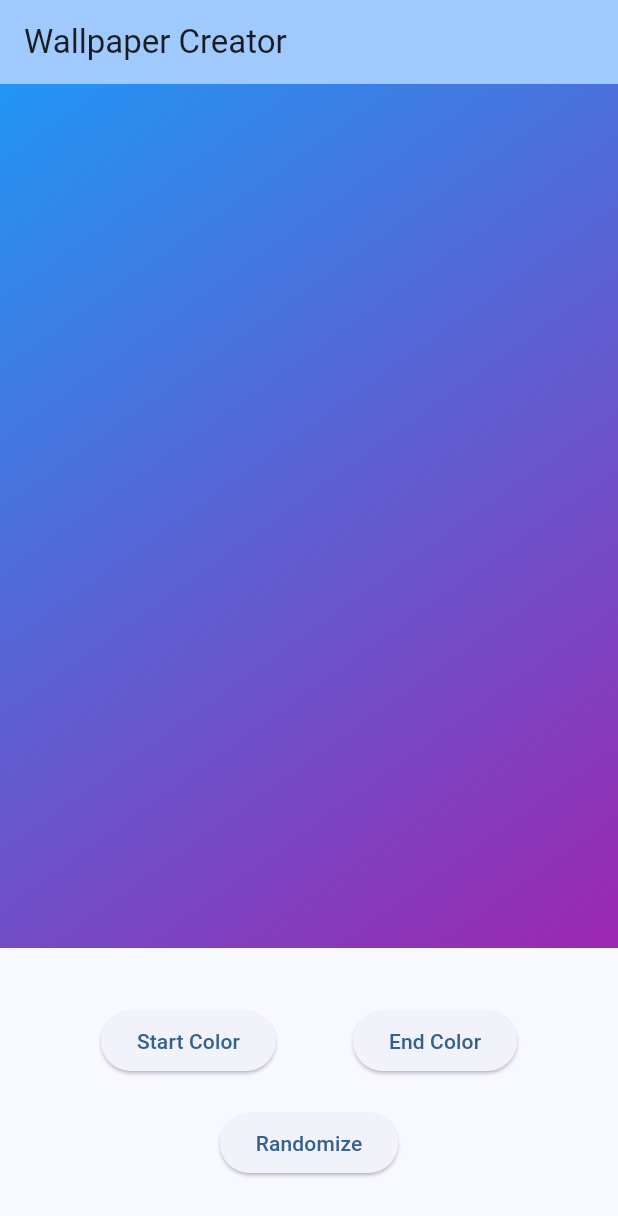
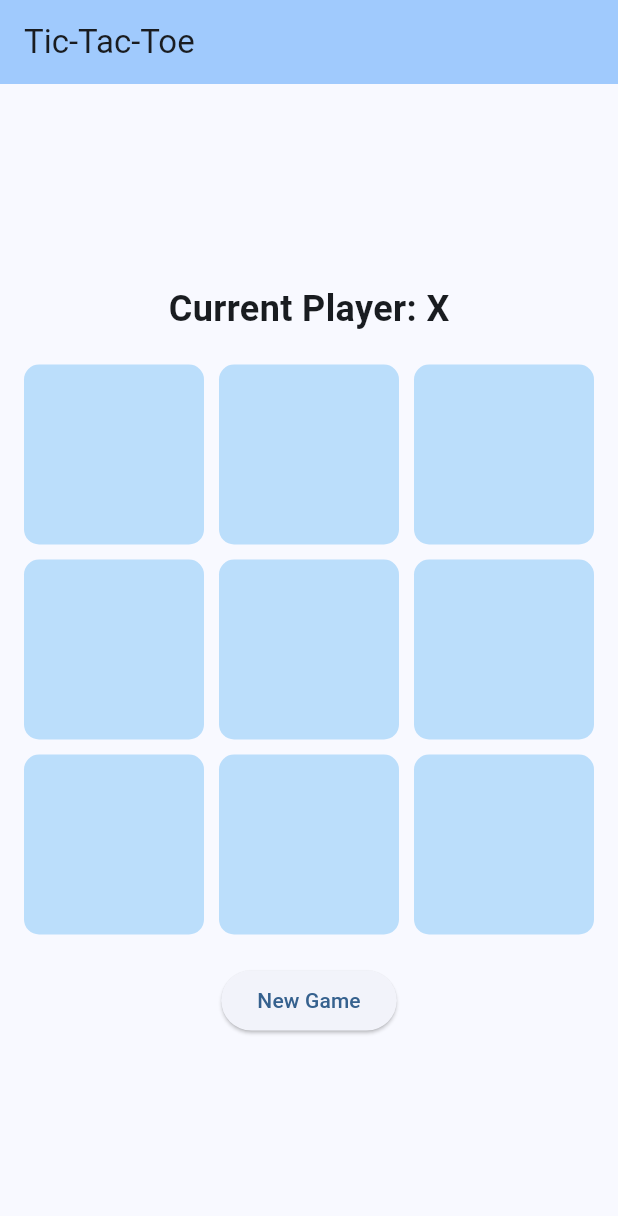
Before and after one commit to could-ai/019a4fd0-f427-79d1-b094-188fcc503973, a Flutter app: the screen it shows after launch, on a phone screen of 412 x 824 dp. Shown: the top 1216 px of the screen. Run offline on Flutter 3.47's test engine with Material 3 defaults, Android fonts, the phone set to English and light mode, and no system bars.

Commit message:
Completely replaced the wallpaper app with a new Tic-Tac-Toe game app. Removed all wallpaper-related functionality (gradient colors, color pickers, and randomize features) to make way for game logic. Added a game board using a 3x3 GridView with interactive cells that update on tap, state management for tracking the current player (X or O), and win/draw detection by checking all possible winning combinations (rows, columns, diagonals). Included a reset button for starting new games and updated the app title and theme to reflect the game. This creates a fully functional two-player game while maintaining clean, responsive UI with color-coded moves (green for X, red for O, blue for empty) and proper state updates using setState for real-time feedback.

```diff
--- a/usr/lib/main.dart
+++ b/usr/lib/main.dart
@@ -1,62 +1,87 @@
 import 'package:flutter/material.dart';
 
 void main() {
-  runApp(const WallpaperApp());
+  runApp(const GameApp());
 }
 
-class WallpaperApp extends StatelessWidget {
-  const WallpaperApp({super.key});
+class GameApp extends StatelessWidget {
+  const GameApp({super.key});
 
   @override
   Widget build(BuildContext context) {
     return MaterialApp(
-      title: 'Wallpaper Creator',
+      title: 'Tic-Tac-Toe Game',
       debugShowCheckedModeBanner: false,
       theme: ThemeData(
         colorScheme: ColorScheme.fromSeed(seedColor: Colors.blue),
+        useMaterial3: true,
       ),
-      home: const WallpaperHomePage(),
+      home: const TicTacToePage(),
     );
   }
 }
 
-class WallpaperHomePage extends StatefulWidget {
-  const WallpaperHomePage({super.key});
+class TicTacToePage extends StatefulWidget {
+  const TicTacToePage({super.key});
 
   @override
-  State<WallpaperHomePage> createState() => _WallpaperHomePageState();
+  State<TicTacToePage> createState() => _TicTacToePageState();
 }
 
-class _WallpaperHomePageState extends State<WallpaperHomePage> {
-  Color _startColor = Colors.blue;
-  Color _endColor = Colors.purple;
+class _TicTacToePageState extends State<TicTacToePage> {
+  List<String> board = List.filled(9, '');
+  String currentPlayer = 'X';
+  String winner = '';
+  bool isDraw = false;
 
-  void _changeStartColor(Color color) {
+  void _makeMove(int index) {
+    if (board[index] == '' && winner == '' && !isDraw) {
       setState(() {
-      _startColor = color;
+        board[index] = currentPlayer;
+        _checkWinner();
+        if (winner == '' && !isDraw) {
+          currentPlayer = currentPlayer == 'X' ? 'O' : 'X';
+        }
       });
     }
-
-  void _changeEndColor(Color color) {
-    setState(() {
-      _endColor = color;
-    });
   }
 
-  void _randomizeColors() {
+  void _checkWinner() {
+    // Check rows
+    for (int i = 0; i < 3; i++) {
+      if (board[i * 3] == board[i * 3 + 1] && board[i * 3 + 1] == board[i * 3 + 2] && board[i * 3] != '') {
+        winner = board[i * 3];
+        return;
+      }
+    }
+    // Check columns
+    for (int i = 0; i < 3; i++) {
+      if (board[i] == board[i + 3] && board[i + 3] == board[i + 6] && board[i] != '') {
+        winner = board[i];
+        return;
+      }
+    }
+    // Check diagonals
+    if (board[0] == board[4] && board[4] == board[8] && board[0] != '') {
+      winner = board[0];
+      return;
+    }
+    if (board[2] == board[4] && board[4] == board[6] && board[2] != '') {
+      winner = board[2];
+      return;
+    }
+    // Check for draw
+    if (!board.contains('')) {
+      isDraw = true;
+    }
+  }
+
+  void _resetGame() {
     setState(() {
-      _startColor = Color.fromRGBO(
-        (0 + (255 - 0) * (DateTime.now().millisecondsSinceEpoch % 1000) / 1000).toInt(),
-        (0 + (255 - 0) * (DateTime.now().millisecondsSinceEpoch % 1000) / 1000).toInt(),
-        (0 + (255 - 0) * (DateTime.now().millisecondsSinceEpoch % 1000) / 1000).toInt(),
-        1,
-      );
-      _endColor = Color.fromRGBO(
-        (0 + (255 - 0) * ((DateTime.now().millisecondsSinceEpoch + 500) % 1000) / 1000).toInt(),
-        (0 + (255 - 0) * ((DateTime.now().millisecondsSinceEpoch + 500) % 1000) / 1000).toInt(),
-        (0 + (255 - 0) * ((DateTime.now().millisecondsSinceEpoch + 500) % 1000) / 1000).toInt(),
-        1,
-      );
+      board = List.filled(9, '');
+      currentPlayer = 'X';
+      winner = '';
+      isDraw = false;
     });
   }
 
@@ -64,135 +89,53 @@ class _WallpaperHomePageState extends State<WallpaperHomePage> {
   Widget build(BuildContext context) {
     return Scaffold(
       appBar: AppBar(
-        title: const Text('Wallpaper Creator'),
+        title: const Text('Tic-Tac-Toe'),
         backgroundColor: Theme.of(context).colorScheme.inversePrimary,
       ),
-      body: Column(
-        children: [
-          Expanded(
-            flex: 3,
-            child: Container(
-              decoration: BoxDecoration(
-                gradient: LinearGradient(
-                  begin: Alignment.topLeft,
-                  end: Alignment.bottomRight,
-                  colors: [_startColor, _endColor],
-                ),
-              ),
-            ),
-          ),
-          Expanded(
-            flex: 1,
-            child: Padding(
+      body: Padding(
         padding: const EdgeInsets.all(16.0),
         child: Column(
           mainAxisAlignment: MainAxisAlignment.center,
           children: [
-                  Row(
-                    mainAxisAlignment: MainAxisAlignment.spaceEvenly,
-                    children: [
-                      ElevatedButton(
-                        onPressed: () => _showColorPicker(context, _startColor, _changeStartColor),
-                        child: const Text('Start Color'),
+            Text(
+              winner != '' ? 'Winner: $winner' : isDraw ? 'It\'s a Draw!' : 'Current Player: $currentPlayer',
+              style: const TextStyle(fontSize: 24, fontWeight: FontWeight.bold),
             ),
-                      ElevatedButton(
-                        onPressed: () => _showColorPicker(context, _endColor, _changeEndColor),
-                        child: const Text('End Color'),
+            const SizedBox(height: 20),
+            GridView.builder(
+              shrinkWrap: true,
+              gridDelegate: const SliverGridDelegateWithFixedCrossAxisCount(
+                crossAxisCount: 3,
+                crossAxisSpacing: 10,
+                mainAxisSpacing: 10,
               ),
-                    ],
+              itemCount: 9,
+              itemBuilder: (context, index) {
+                return GestureDetector(
+                  onTap: () => _makeMove(index),
+                  child: Container(
+                    decoration: BoxDecoration(
+                      color: board[index] == 'X' ? Colors.green : board[index] == 'O' ? Colors.red : Colors.blue[100],
+                      borderRadius: BorderRadius.circular(10),
+                    ),
+                    child: Center(
+                      child: Text(
+                        board[index],
+                        style: const TextStyle(fontSize: 48, fontWeight: FontWeight.bold, color: Colors.white),
+                      ),
+                    ),
+                  ),
+                );
+              },
             ),
             const SizedBox(height: 20),
             ElevatedButton(
-                    onPressed: _randomizeColors,
-                    child: const Text('Randomize'),
+              onPressed: _resetGame,
+              child: const Text('New Game'),
             ),
           ],
         ),
       ),
-          ),
-        ],
-      ),
-    );
-  }
-
-  void _showColorPicker(BuildContext context, Color initialColor, Function(Color) onColorChanged) {
-    showDialog(
-      context: context,
-      builder: (BuildContext context) {
-        return AlertDialog(
-          title: const Text('Pick a color'),
-          content: SingleChildScrollView(
-            child: ColorPicker(
-              pickerColor: initialColor,
-              onColorChanged: onColorChanged,
-            ),
-          ),
-          actions: [
-            TextButton(
-              child: const Text('Done'),
-              onPressed: () {
-                Navigator.of(context).pop();
-              },
-            ),
-          ],
-        );
-      },
     );
   }
 }
-
-class ColorPicker extends StatefulWidget {
-  final Color pickerColor;
-  final ValueChanged<Color> onColorChanged;
-
-  const ColorPicker({
-    super.key,
-    required this.pickerColor,
-    required this.onColorChanged,
-  });
-
-  @override
-  State<ColorPicker> createState() => _ColorPickerState();
-}
-
-class _ColorPickerState extends State<ColorPicker> {
-  late Color currentColor;
-
-  @override
-  void initState() {
-    super.initState();
-    currentColor = widget.pickerColor;
-  }
-
-  @override
-  Widget build(BuildContext context) {
-    return Column(
-      children: [
-        Text('Selected Color: ${currentColor.toString()}'),
-        const SizedBox(height: 20),
-        Wrap(
-          children: [
-            for (var color in [Colors.red, Colors.green, Colors.blue, Colors.yellow, Colors.purple, Colors.orange])
-              GestureDetector(
-                onTap: () {
-                  setState(() {
-                    currentColor = color;
-                  });
-                  widget.onColorChanged(color);
-                },
-                child: Container(
-                  width: 50,
-                  height: 50,
-                  margin: const EdgeInsets.all(4),
-                  decoration: BoxDecoration(
-                    color: color,
-                    shape: BoxShape.circle,
-                  ),
-                ),
-              ),
-          ],
-        ),
-      ],
-    );
-  }
-}
```
Lines whose indentation alone changed are shown as unchanged.
